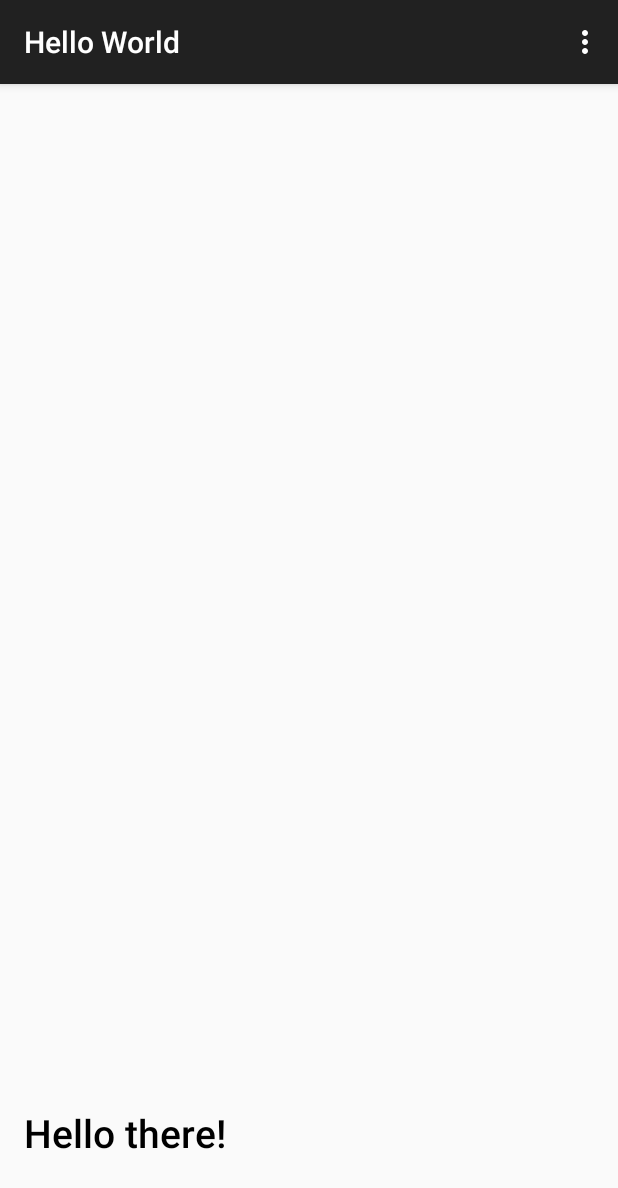
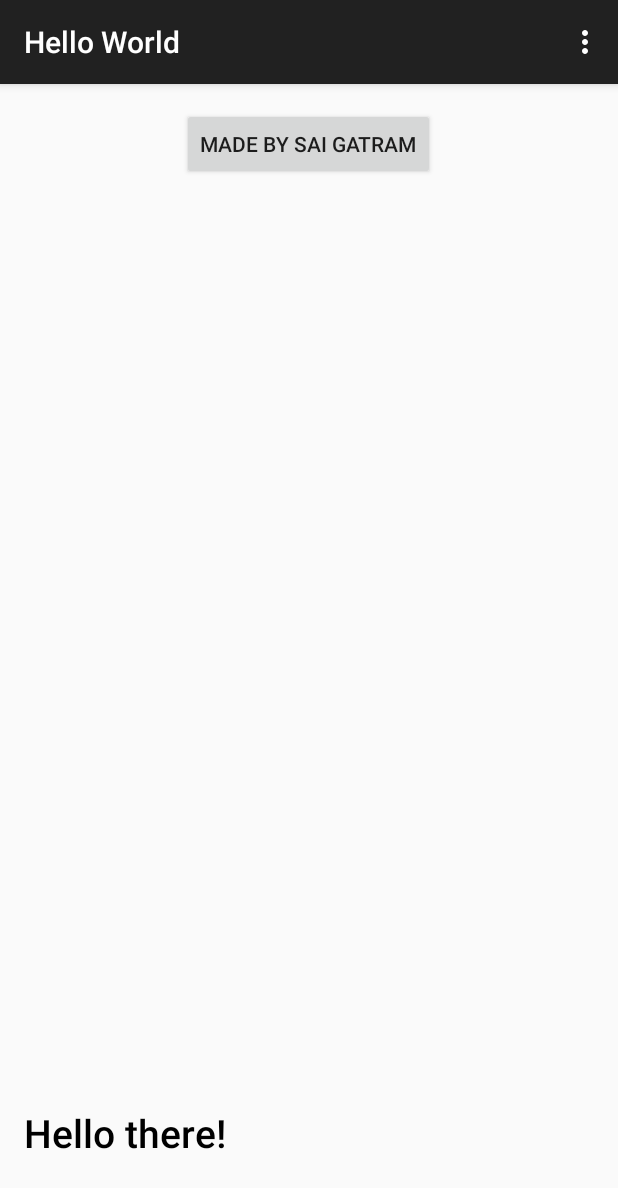
Before and after one commit to gatramsai/helloWorldAndroidQuotes, an Android app: the screen it shows after launch (MainActivity), in the options menu, after a tap on "Settings", on a phone screen of 412 x 824 dp. Shown: the top 1188 px of the screen. Run offline under Robolectric (Android 15) with nearby library versions, the phone set to English and light mode, and no system bars.

Commit message:
Added a information button

```diff
--- a/app/src/main/java/com/theoneandonly/saigatram/helloworld/MainActivity.java
+++ b/app/src/main/java/com/theoneandonly/saigatram/helloworld/MainActivity.java
@@ -5,13 +5,14 @@ import android.os.Bundle;
 import android.view.Menu;
 import android.view.MenuItem;
 import android.view.View;
+import android.widget.Button;
 import android.widget.RelativeLayout;
 import android.widget.TextView;
 
 import java.util.ArrayList;
 
 
-public class MainActivity extends ActionBarActivity {
+public class MainActivity extends ActionBarActivity  {
     int count = 0;
     @Override
     protected void onCreate(Bundle savedInstanceState)
@@ -19,7 +20,7 @@ public class MainActivity extends ActionBarActivity {
         super.onCreate(savedInstanceState);
         setContentView(R.layout.activity_main);
 
-        RelativeLayout touch = (RelativeLayout) findViewById(R.id.touch);
+        final RelativeLayout touch = (RelativeLayout) findViewById(R.id.touch);
         final TextView quoteText = (TextView) findViewById(R.id.quote);
         final TextView personText = (TextView) findViewById(R.id.person);
 
@@ -64,9 +65,6 @@ public class MainActivity extends ActionBarActivity {
 
                 }
 
-
-
-
             }
         });
     }
@@ -92,4 +90,9 @@ public class MainActivity extends ActionBarActivity {
 
         return super.onOptionsItemSelected(item);
     }
+    public void buttonOnClick(View first)
+    {
+        Button button=(Button) first;
+        ((Button) first).setText("Made by Sai Gatram");
+    }
 }
--- a/app/src/main/res/layout/activity_main.xml
+++ b/app/src/main/res/layout/activity_main.xml
@@ -1,6 +1,4 @@
-
 <RelativeLayout xmlns:android="http://schemas.android.com/apk/res/android"
-    xmlns:tools="http://schemas.android.com/tools"
 
     android:layout_width="match_parent"
     android:layout_height="match_parent"
@@ -36,4 +34,16 @@
         android:layout_alignParentBottom="true"
         android:layout_alignLeft="@+id/quote"
         android:layout_alignStart="@+id/quote" />
+
+    <Button
+        style="?android:attr/buttonStyleSmall"
+        android:layout_width="wrap_content"
+        android:layout_height="wrap_content"
+        android:text="Information"
+        android:id="@+id/button"
+        android:layout_alignParentTop="true"
+        android:layout_centerHorizontal="true"
+        android:onClick="buttonOnClick"
+    />
+
 </RelativeLayout>
```
